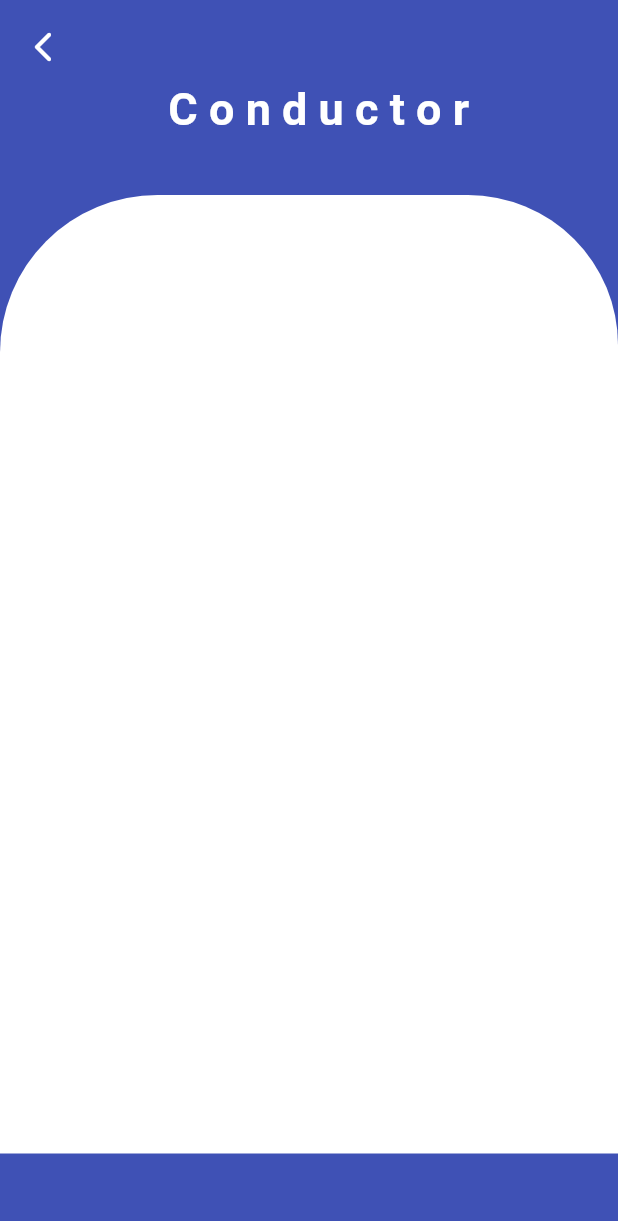
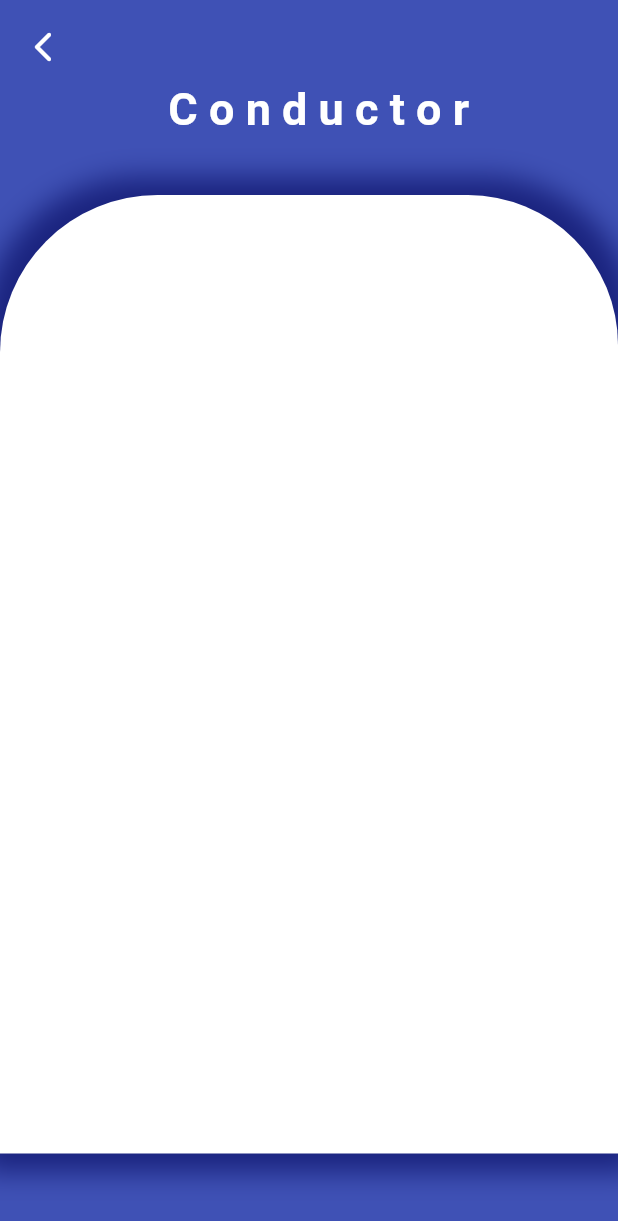
Before and after one commit to hacadena28/Co_Worker_Drive, a Flutter app: the RegistrarConductor screen opened by its route, on a phone screen of 412 x 824 dp. Shown: the top 1221 px of the screen. Run offline on Flutter 3.47's test engine with Material 2 defaults, Android fonts, the phone set to English and light mode, and no system bars; our stand-ins replace get; Roboto replaces fonts that are missing (Montserrat).

Commit message:
actualizando vista

```diff
--- a/lib/ui/pages/login/registrarConductor.dart
+++ b/lib/ui/pages/login/registrarConductor.dart
@@ -57,12 +57,18 @@ class _RegistrarConductorState extends State<RegistrarConductor> {
               borderRadius: BorderRadius.only(
                   topLeft: Radius.circular(105.0),
                   topRight: Radius.circular(100.0)),
+              boxShadow: [
+                new BoxShadow(
+                  color: Colors.indigo.shade900,
+                  spreadRadius: 12,
+                  blurRadius: 15,
+                  offset: Offset(0, 0),
+                ),
+              ],
             ),
             child: Column(
               mainAxisAlignment: MainAxisAlignment.center,
-              children: [
-
-              ],
+              children: [],
             ),
           ),
         ],
```
